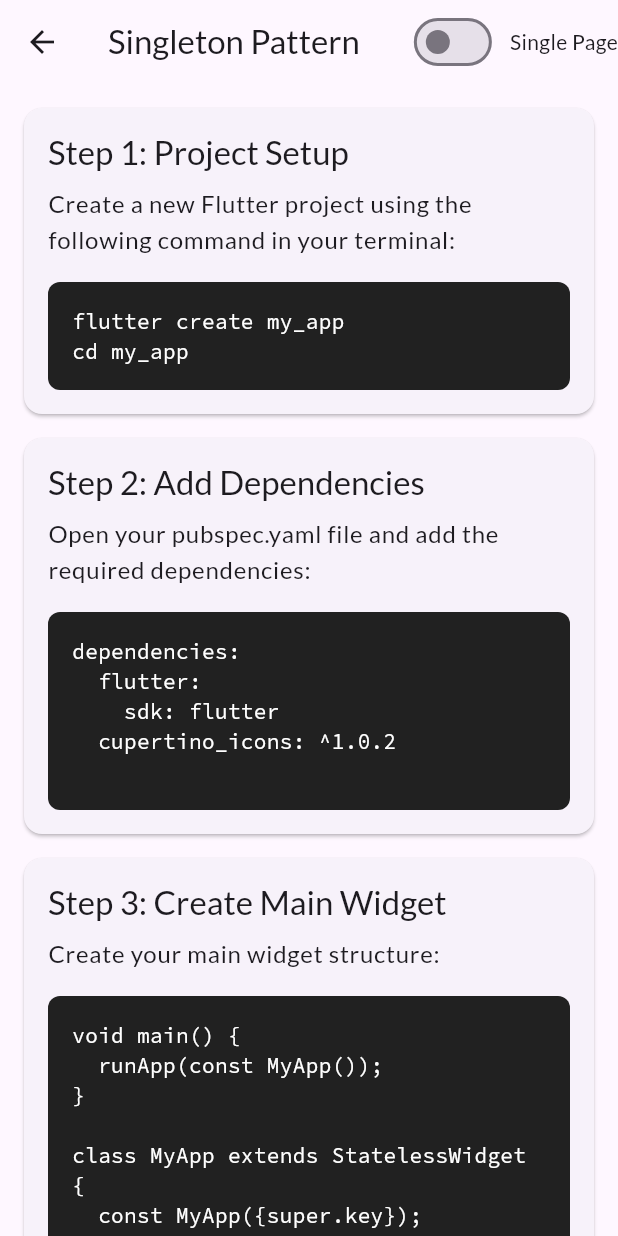
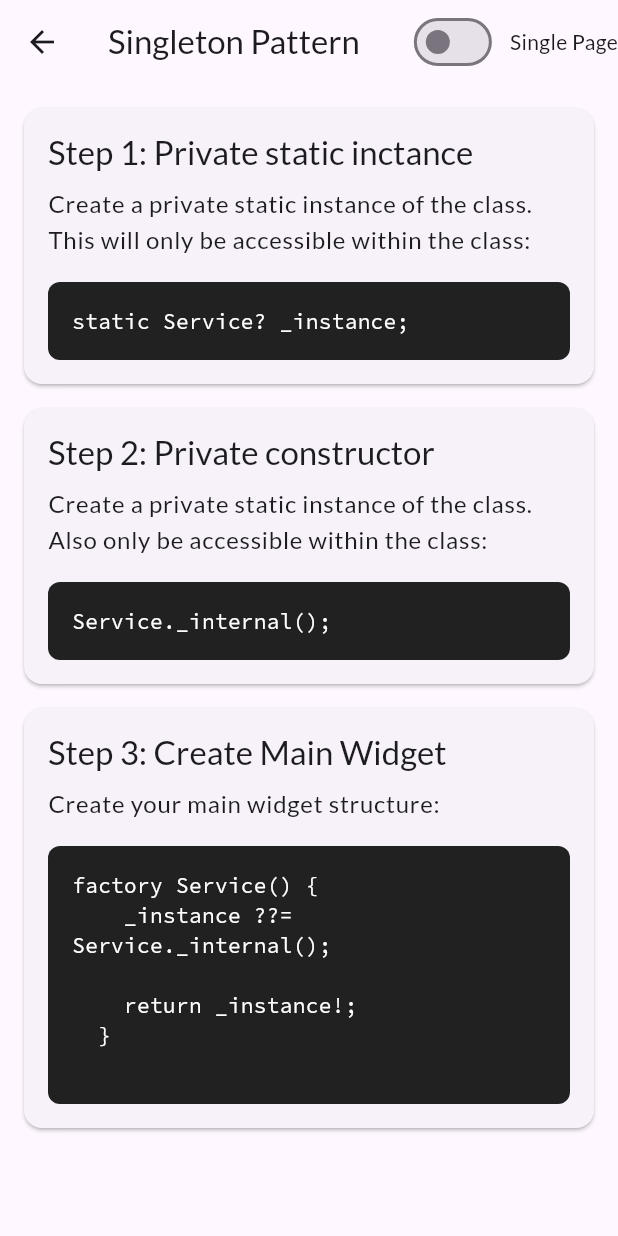
Before and after one commit to ratiebareeng/dart-design-patterns, a Flutter app: the screen it shows after launch, after a tap on "Singleton Pattern", on a phone screen of 412 x 824 dp. Run offline on Flutter 3.47's test engine with Material 3 defaults, Android fonts, the phone set to English and light mode, and no system bars; our stand-ins replace google_fonts.

Commit message:
Update sample data format

```diff
--- a/lib/data.dart
+++ b/lib/data.dart
@@ -4,6 +4,39 @@ List<String> tutorials = [
   'Singleton Pattern',
   'Factory Pattern',
   'Observer Pattern',
+];
+
+Map<String, List<TutorialStep>> tutorialDetails = {
+  'Singleton Pattern': singletonTutorialSteps,
+  'Factory Pattern': tutorialSteps,
+  'Observer Pattern': tutorialSteps,
+};
+
+// Sample tutorial data
+final List<TutorialStep> singletonTutorialSteps = [
+  TutorialStep(
+    title: 'Step 1: Private static inctance',
+    description:
+        'Create a private static instance of the class. This will only be accessible within the class:',
+    codeSnippet: 'static Service? _instance;',
+  ),
+  TutorialStep(
+    title: 'Step 2: Private constructor',
+    description:
+        'Create a private static instance of the class. Also only be accessible within the class:',
+    codeSnippet: 'Service._internal();',
+  ),
+  TutorialStep(
+    title: 'Step 3: Create Main Widget',
+    description: 'Create your main widget structure:',
+    codeSnippet: '''
+factory Service() {
+    _instance ??= Service._internal();
+
+    return _instance!;
+  }
+''',
+  ),
 ];
 
 // Sample tutorial data
--- a/lib/tutorial_detail.dart
+++ b/lib/tutorial_detail.dart
@@ -39,10 +39,10 @@ class _TutorialDetailState extends State<TutorialDetailPage> {
 
   Widget _buildSinglePageView() {
     return ListView.builder(
-      itemCount: tutorialSteps.length,
+      itemCount: tutorialDetails[widget.tutorial]!.length,
       padding: const EdgeInsets.all(16),
       itemBuilder: (context, index) {
-        return _buildTutorialStep(tutorialSteps[index]);
+        return _buildTutorialStep(tutorialDetails[widget.tutorial]![index]);
       },
     );
   }
@@ -52,7 +52,7 @@ class _TutorialDetailState extends State<TutorialDetailPage> {
       children: [
         Expanded(
           child: PageView.builder(
-            itemCount: tutorialSteps.length,
+            itemCount: tutorialDetails.length,
             onPageChanged: (index) {
               setState(() {
                 currentPageIndex = index;
@@ -61,7 +61,8 @@ class _TutorialDetailState extends State<TutorialDetailPage> {
             itemBuilder: (context, index) {
               return SingleChildScrollView(
                 padding: const EdgeInsets.all(16),
-                child: _buildTutorialStep(tutorialSteps[currentPageIndex]),
+                child: _buildTutorialStep(
+                    tutorialDetails[widget.tutorial]![currentPageIndex]),
               );
             },
           ),
@@ -76,8 +77,8 @@ class _TutorialDetailState extends State<TutorialDetailPage> {
       padding: const EdgeInsets.all(16),
       child: Row(
         mainAxisAlignment: MainAxisAlignment.center,
-        children: tutorialSteps.map((tutorialStep) {
-          int index = tutorialSteps.indexOf(tutorialStep);
+        children: tutorialDetails[widget.tutorial]!.map((tutorialDetail) {
+          int index = tutorialDetails[widget.tutorial]!.indexOf(tutorialDetail);
           return GestureDetector(
             onTap: () => setState(() {
               currentPageIndex = index;
```
Also changed, not shown: lib/singleton.dart (+4 -3 lines).
